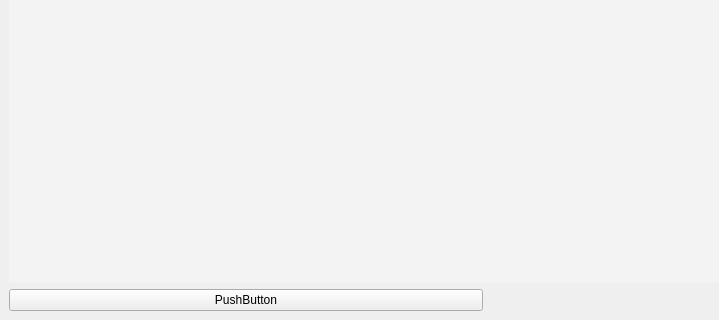
Before: the Qt Designer form view/AbinDebuggerPages.ui in jbcamacho/AbinDebugger, drawn with Qt 5; both pictures show x 0 to 719 and y 401 to 721 of the 971 by 721 pixel window.
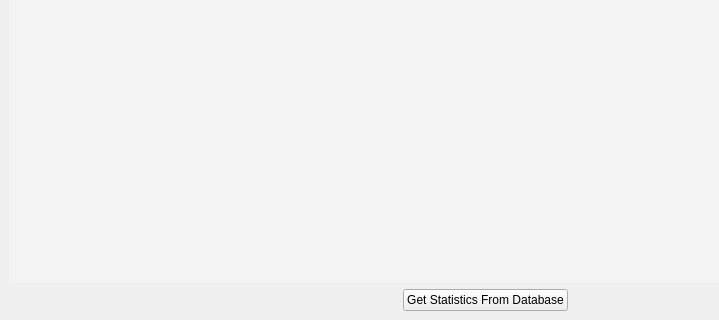
After: the same form once the commit is applied. The open tabs and pages were chosen to show the change. Icons and pictures are not drawn.

Commit message: added get stats buttom

Patch:
```diff
--- a/view/AbinDebuggerPages.ui
+++ b/view/AbinDebuggerPages.ui
@@ -817,13 +817,6 @@
   </widget>
   <widget class="QWidget" name="statsPage">
    <layout class="QGridLayout" name="gridLayout_6">
-    <item row="2" column="0">
-     <widget class="QPushButton" name="pushButton">
-      <property name="text">
-       <string>PushButton</string>
-      </property>
-     </widget>
-    </item>
     <item row="0" column="0" colspan="2" alignment="Qt::AlignVCenter">
      <widget class="QTableWidget" name="tableStats">
       <attribute name="horizontalHeaderCascadingSectionResizes">
@@ -921,6 +914,13 @@
       <layout class="QVBoxLayout" name="verticalLayout_4"/>
      </widget>
     </item>
+    <item row="2" column="0" colspan="2" alignment="Qt::AlignHCenter">
+     <widget class="QPushButton" name="btnGetStats">
+      <property name="text">
+       <string>Get Statistics From Database</string>
+      </property>
+     </widget>
+    </item>
    </layout>
   </widget>
   <widget class="QWidget" name="configPage">
```
